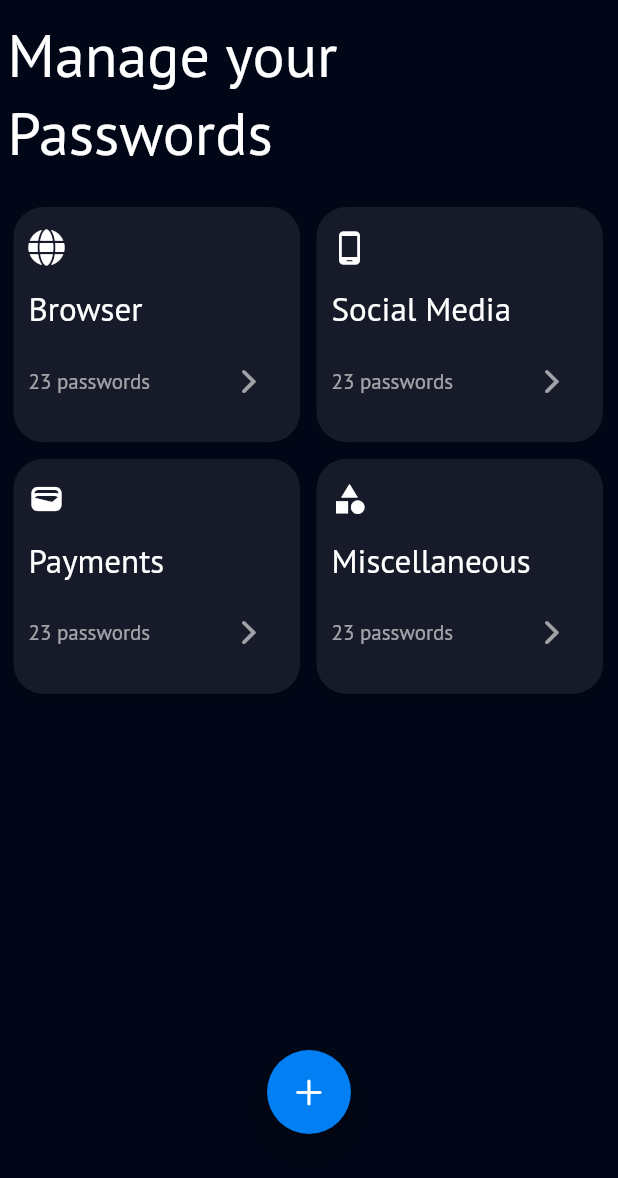
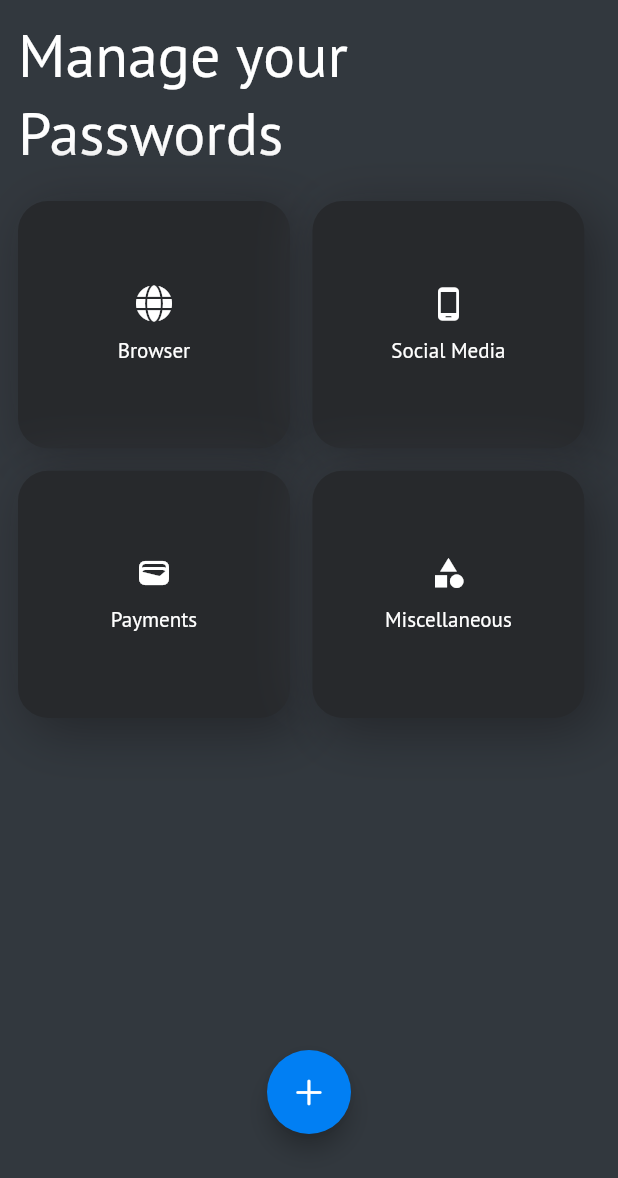
Before and after one commit to Jayakrishnan-manoj/Guardian, a Flutter app: the screen it shows after launch, on a phone screen of 412 x 824 dp. Shown: the top 1178 px of the screen. Run offline on Flutter 3.47's test engine with Material 2 defaults, Android fonts, the phone set to English and light mode, and no system bars; drawn by our look-alikes of avatar_glow; our stand-ins replace dropdown_button2, font_awesome_flutter, gap, local_auth.

Commit message:
change home screen style

```diff
--- a/lib/main.dart
+++ b/lib/main.dart
@@ -8,7 +8,7 @@ import 'package:provider/provider.dart';
 void main() async {
   WidgetsFlutterBinding.ensureInitialized();
   final AuthProvider authProvider = AuthProvider();
-  await authProvider.AuthenticateUser();
+  // await authProvider.AuthenticateUser();
 
   runApp(MyApp(authProvider: authProvider));
 }
--- a/lib/view/constants/colors.dart
+++ b/lib/view/constants/colors.dart
@@ -1,5 +1,5 @@
 import 'package:flutter/material.dart';
 
-const Color scaffoldBackgroundColor = Color(0xFF020717);
-const Color cardColor = Color(0xFF171a28);
+const Color scaffoldBackgroundColor = Color(0xFF32383E);
+const Color cardColor = Color(0xFF27292C);
 const Color buttonColor = Color(0xFF017ff3);
--- a/lib/view/screens/home_screen.dart
+++ b/lib/view/screens/home_screen.dart
@@ -6,6 +6,9 @@ import 'package:gap/gap.dart';
 import 'package:guardian/view/constants/colors.dart';
 import 'package:guardian/view/screens/add_password_screen.dart';
 import 'package:guardian/view/widgets/category_card.dart';
+import 'package:guardian/view/widgets/custom_dialog.dart';
+
+import '../widgets/mini_category_card.dart';
 
 class HomeScreen extends StatefulWidget {
   const HomeScreen({super.key});
@@ -23,17 +26,21 @@ class _HomeScreenState extends State<HomeScreen> {
         glowColor: buttonColor,
         endRadius: 80,
         duration: Duration(milliseconds: 2000),
-        repeat: true,
-        showTwoGlows: true,
+        repeat: false,
+        showTwoGlows: false,
         repeatPauseDuration: Duration(milliseconds: 2000),
         child: FloatingActionButton(
           backgroundColor: buttonColor,
           onPressed: () {
-            Navigator.of(context).push(
-              MaterialPageRoute(
-                builder: (context) => AddPasswordScreen(),
-              ),
+            showDialog(
+              context: context,
+              builder: (context) => CustomDialog(),
             );
+            // Navigator.of(context).push(
+            //   MaterialPageRoute(
+            //     builder: (context) => AddPasswordScreen(),
+            //   ),
+            // );
           },
           child: Icon(
             CupertinoIcons.add,
@@ -46,7 +53,7 @@ class _HomeScreenState extends State<HomeScreen> {
         child: Padding(
           padding: const EdgeInsets.symmetric(
             vertical: 10.0,
-            horizontal: 5,
+            horizontal: 12,
           ),
           child: Column(
             children: [
@@ -63,40 +70,44 @@ class _HomeScreenState extends State<HomeScreen> {
                 children: [
                   Row(
                     children: [
-                      CategoryCard(
-                        categoryIcon: FaIcon(
+                      MiniCategoryCard(
+                        onPressed: () {},
+                        icon: const FaIcon(
                           FontAwesomeIcons.globe,
                           color: Colors.white,
                         ),
-                        categoryTitle: "Browser",
+                        title: "Browser",
                       ),
-                      Gap(3),
-                      CategoryCard(
-                        categoryIcon: Icon(
+                      const Gap(15),
+                      MiniCategoryCard(
+                        onPressed: () {},
+                        icon: const Icon(
                           Icons.phone_android,
                           color: Colors.white,
                         ),
-                        categoryTitle: "Social Media",
+                        title: "Social Media",
                       ),
                     ],
                   ),
-                  Gap(3),
+                  const Gap(15),
                   Row(
                     children: [
-                      CategoryCard(
-                        categoryIcon: Icon(
+                      MiniCategoryCard(
+                        onPressed: () {},
+                        icon: const Icon(
                           Icons.wallet,
                           color: Colors.white,
                         ),
-                        categoryTitle: "Payments",
+                        title: "Payments",
                       ),
-                      Gap(3),
-                      CategoryCard(
-                        categoryIcon: Icon(
+                      const Gap(15),
+                      MiniCategoryCard(
+                        onPressed: () {},
+                        icon: const Icon(
                           Icons.category,
                           color: Colors.white,
                         ),
-                        categoryTitle: "Miscellaneous",
+                        title: "Miscellaneous",
                       ),
                     ],
                   ),
--- /dev/null
+++ b/lib/view/widgets/mini_category_card.dart
@@ -0,0 +1,61 @@
+import 'package:flutter/material.dart';
+import 'package:font_awesome_flutter/font_awesome_flutter.dart';
+import 'package:gap/gap.dart';
+
+import '../constants/colors.dart';
+
+class MiniCategoryCard extends StatelessWidget {
+  final String title;
+  final Widget icon;
+  final VoidCallback onPressed;
+  const MiniCategoryCard({
+    super.key,
+    required this.title,
+    required this.icon,
+    required this.onPressed,
+  });
+
+  @override
+  Widget build(BuildContext context) {
+    return GestureDetector(
+      onTap: onPressed,
+      child: SizedBox(
+        width: MediaQuery.sizeOf(context).width * 0.44,
+        height: MediaQuery.sizeOf(context).height * 0.2,
+        child: Container(
+          decoration: BoxDecoration(
+              color: cardColor,
+              borderRadius: BorderRadius.circular(20),
+              boxShadow: [
+                const BoxShadow(
+                  color: Color(0xFF35393F),
+                  offset: Offset(-4, -4),
+                  blurRadius: 30,
+                  spreadRadius: 1,
+                ),
+                BoxShadow(
+                  color: Color(0xFF23262A),
+                  offset: Offset(8, 8),
+                  blurRadius: 30,
+                  spreadRadius: 1,
+                ),
+              ]),
+          child: Padding(
+            padding: const EdgeInsets.all(10),
+            child: Column(
+              mainAxisAlignment: MainAxisAlignment.center,
+              children: [
+                icon,
+                const Gap(10),
+                Text(
+                  title,
+                  style: const TextStyle(color: Colors.white),
+                ),
+              ],
+            ),
+          ),
+        ),
+      ),
+    );
+  }
+}
```
Also changed, not shown: lib/view/screens/input/social_media_input.dart (added, +15 -0 lines), lib/view/widgets/category_card.dart (+19 -6 lines), lib/view/widgets/custom_dialog.dart (added, +81 -0 lines).
